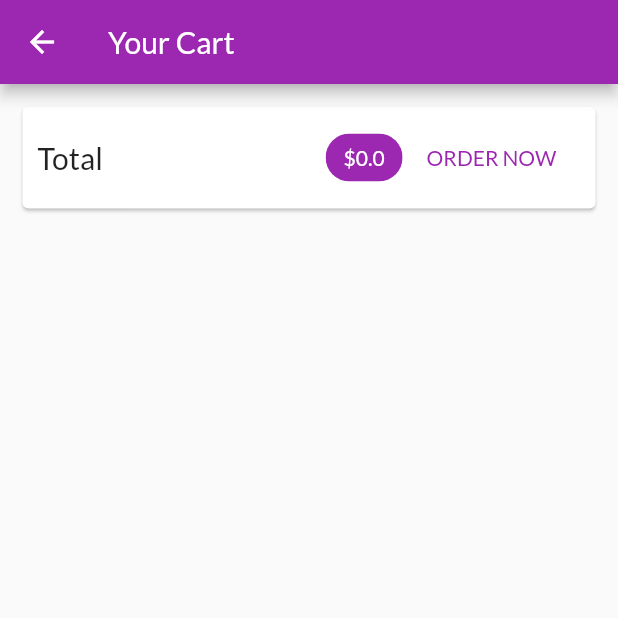
After one commit to makiintoch/shop-flutter, a Flutter app: the CartScreen screen opened by its route, on a phone screen of 412 x 824 dp, the top half of it. The commit adds this screen. Run offline on Flutter 3.47's test engine with Material 2 defaults, Android fonts, the phone set to English and light mode, and no system bars; network calls fail.

Commit message:
displaying total in the cart

```diff
--- a/lib/main.dart
+++ b/lib/main.dart
@@ -3,6 +3,7 @@ import 'package:provider/provider.dart';
 
 import './screens/product_detail_screen.dart';
 import './screens/products_overview_screen.dart';
+import './screens/cart_screen.dart';
 import './providers/products.dart';
 import './providers/cart.dart';
 
@@ -26,6 +27,7 @@ class MyApp extends StatelessWidget {
         home: ProductsOverviewScreen(),
         routes: {
           ProductDetailScreen.routeName: (ctx) => ProductDetailScreen(),
+          CartScreen.routeName: (ctx) => CartScreen(),
         },
       ),
     );
--- a/lib/providers/cart.dart
+++ b/lib/providers/cart.dart
@@ -25,6 +25,14 @@ class Cart with ChangeNotifier {
     return _items == null ? 0 : _items.length;
   }
 
+  double get totalAmount {
+    double total = 0.0;
+    _items.forEach((key, cartItem) {
+      total += cartItem.price * cartItem.quantity;
+    });
+    return total;
+  }
+
   void addItem(String id, String title, double price) {
     if (_items.containsKey(id)) {
       _items.update(
--- /dev/null
+++ b/lib/screens/cart_screen.dart
@@ -0,0 +1,54 @@
+import 'package:flutter/material.dart';
+import 'package:provider/provider.dart';
+
+import '../providers/cart.dart';
+
+class CartScreen extends StatelessWidget {
+  static const routeName = '/cart';
+
+  @override
+  Widget build(BuildContext context) {
+    final cart = Provider.of<Cart>(context);
+    return Scaffold(
+      appBar: AppBar(
+        title: Text('Your Cart'),
+      ),
+      body: Column(
+        children: <Widget>[
+          Card(
+            margin: EdgeInsets.all(15),
+            child: Padding(
+              padding: EdgeInsets.all(10),
+              child: Row(
+                mainAxisAlignment: MainAxisAlignment.spaceBetween,
+                children: <Widget>[
+                  Text(
+                    'Total',
+                    style: TextStyle(
+                      fontSize: 20,
+                    ),
+                  ),
+                  Spacer(),
+                  Chip(
+                    label: Text(
+                      '\$${cart.totalAmount.toString()}',
+                      style: TextStyle(
+                        color: Theme.of(context).primaryTextTheme.title.color,
+                      ),
+                    ),
+                    backgroundColor: Theme.of(context).primaryColor,
+                  ),
+                  FlatButton(
+                    child: Text('ORDER NOW'),
+                    onPressed: () {},
+                    textColor: Theme.of(context).primaryColor,
+                  ),
+                ],
+              ),
+            ),
+          ),
+        ],
+      ),
+    );
+  }
+}
--- a/lib/screens/products_overview_screen.dart
+++ b/lib/screens/products_overview_screen.dart
@@ -1,6 +1,7 @@
 import 'package:flutter/material.dart';
 import 'package:provider/provider.dart';
 
+import './cart_screen.dart';
 import '../widgets/products_grid.dart';
 import '../widgets/badge.dart';
 import '../providers/cart.dart';
@@ -55,7 +56,9 @@ class _ProductsOverviewScreenState extends State<ProductsOverviewScreen> {
             ),
             child: IconButton(
               icon: Icon(Icons.shopping_cart),
-              onPressed: () {},
+              onPressed: () {
+                Navigator.of(context).pushNamed(CartScreen.routeName);
+              },
             ),
           ),
         ],
```
